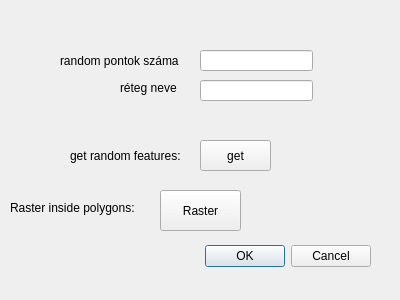
pappmarci95/Testudo_hermanni, file myplugin_dialog_base.ui: the form before one commit.
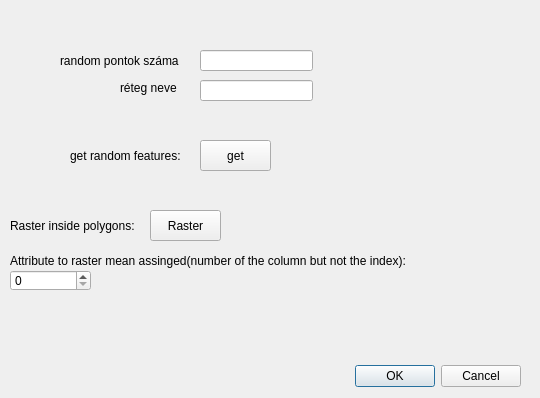
The form after the commit.

```diff
--- a/myplugin_dialog_base.ui
+++ b/myplugin_dialog_base.ui
@@ -6,8 +6,8 @@
    <rect>
     <x>0</x>
     <y>0</y>
-    <width>400</width>
-    <height>300</height>
+    <width>540</width>
+    <height>398</height>
    </rect>
   </property>
   <property name="windowTitle">
@@ -16,8 +16,8 @@
   <widget class="QDialogButtonBox" name="button_box">
    <property name="geometry">
     <rect>
-     <x>30</x>
-     <y>240</y>
+     <x>180</x>
+     <y>360</y>
      <width>341</width>
      <height>32</height>
     </rect>
@@ -105,9 +105,9 @@
    <property name="geometry">
     <rect>
      <x>10</x>
-     <y>200</y>
+     <y>205</y>
      <width>151</width>
-     <height>16</height>
+     <height>41</height>
     </rect>
    </property>
    <property name="text">
@@ -117,16 +117,39 @@
   <widget class="QPushButton" name="rasterbutton">
    <property name="geometry">
     <rect>
-     <x>160</x>
-     <y>190</y>
-     <width>81</width>
-     <height>41</height>
+     <x>150</x>
+     <y>210</y>
+     <width>71</width>
+     <height>31</height>
     </rect>
    </property>
    <property name="text">
     <string>Raster</string>
    </property>
   </widget>
+  <widget class="QLabel" name="label_5">
+   <property name="geometry">
+    <rect>
+     <x>10</x>
+     <y>250</y>
+     <width>471</width>
+     <height>21</height>
+    </rect>
+   </property>
+   <property name="text">
+    <string>Attribute to raster mean assinged(number of the column but not the index):</string>
+   </property>
+  </widget>
+  <widget class="QSpinBox" name="attrnumb">
+   <property name="geometry">
+    <rect>
+     <x>10</x>
+     <y>270</y>
+     <width>81</width>
+     <height>21</height>
+    </rect>
+   </property>
+  </widget>
  </widget>
  <resources/>
  <connections>
```
